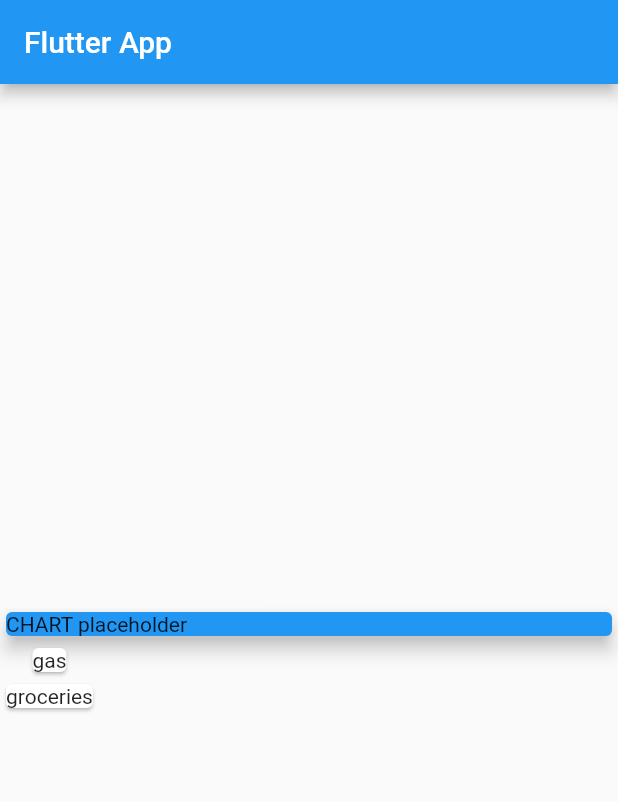
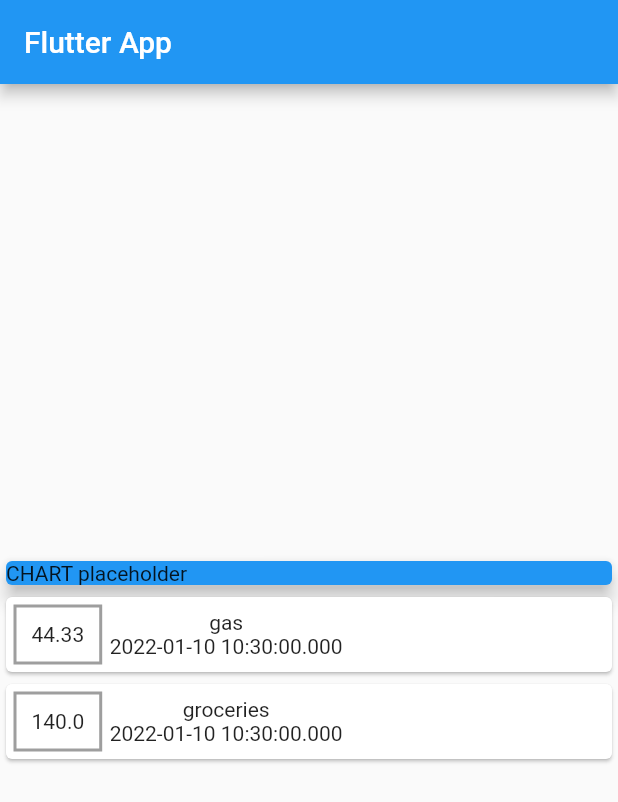
Before and after one commit to Luka-dot/budget_app, a Flutter app: the screen it shows after launch, on a phone screen of 412 x 824 dp. Shown: the top 802 px of the screen. Run offline on Flutter 3.47's test engine with Material 2 defaults, Android fonts, the phone set to English and light mode, and no system bars.

Commit message:
small UI changes

```diff
--- a/lib/main.dart
+++ b/lib/main.dart
@@ -19,7 +19,7 @@ class MyHomePage extends StatelessWidget {
     Transaction(
       id: 't1',
       title: 'gas',
-      amount: 44.30,
+      amount: 44.33,
       date: DateTime.now(),
     ),
     Transaction(
@@ -51,7 +51,28 @@ class MyHomePage extends StatelessWidget {
           Column(
             children: transactions.map((tx) {
               return Card(
-                child: (Text(tx.title)),
+                child: Row(
+                  children: [
+                    Container(
+                      child: Text(
+                        tx.amount.toString(),
+                      ),
+                      margin: EdgeInsets.all(5.0),
+                      decoration: BoxDecoration(
+                        border: Border.all(color: Colors.grey, width: 2.0),
+                      ),
+                      padding: EdgeInsets.all(10.0),
+                    ),
+                    Column(
+                      children: [
+                        Text(tx.title),
+                        Text(
+                          tx.date.toString(),
+                        ),
+                      ],
+                    )
+                  ],
+                ),
               );
             }).toList(),
           ),
```
